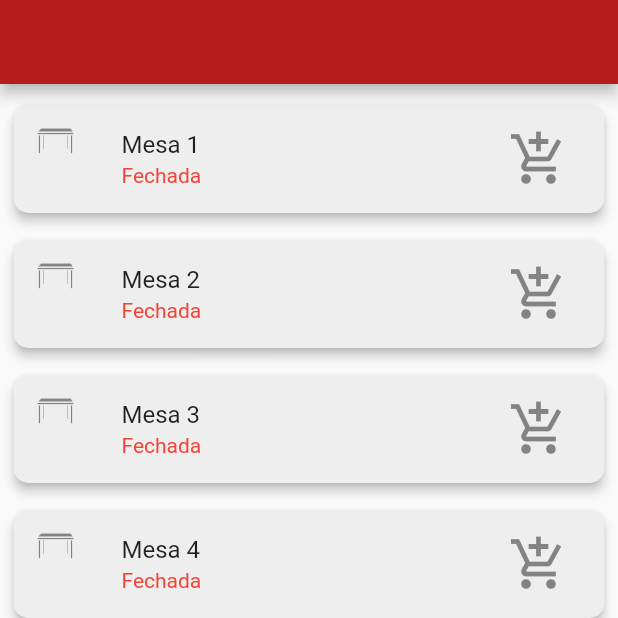
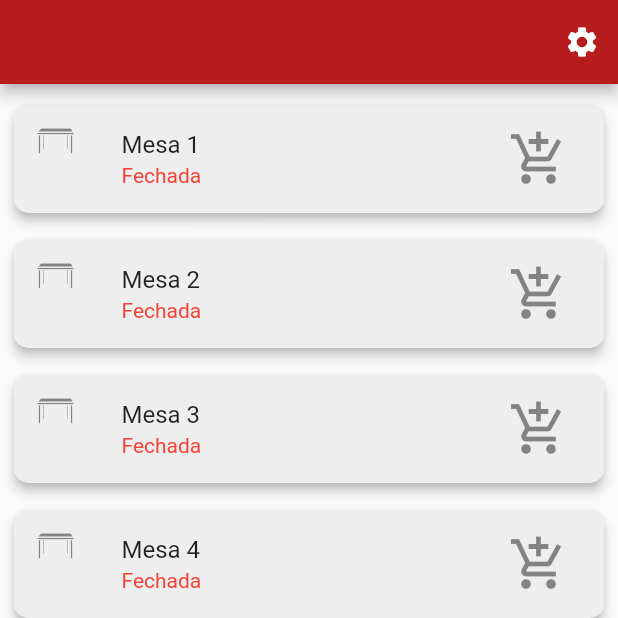
Before and after one commit to GBRielGCLC/TCC-MOBILE, a Flutter app: the screen it shows after launch, on a phone screen of 412 x 824 dp, the top half of it. Run offline on Flutter 3.47's test engine with Material 2 defaults, Android fonts, the phone set to English and light mode, and no system bars; our stand-ins replace sqflite; missing offline and left inert: spinner_input; accounts and stored records are empty.

```diff
--- a/lib/mesa.dart
+++ b/lib/mesa.dart
@@ -1,5 +1,6 @@
 import 'package:flutter/cupertino.dart';
 import 'package:flutter/material.dart';
+import 'package:pizzaria/metodos/BD/database_mesa.dart';
 
 import 'Icons/menu_icons.dart';
 
@@ -18,16 +19,28 @@ class _MesaState extends State<Mesa> {
     }
 
     return new Scaffold(
-      appBar: AppBar(
-        backgroundColor: Colors.red[900],
-      ),
+      appBar: appBar(context),
       body: RefreshIndicator(
         key: refreshKey,
         onRefresh: refreshList,
-        child: buildListView(),
+        child: listaMesas(),
       ),
     );
   }
+}
+
+appBar(context){
+  return AppBar(
+    backgroundColor: Colors.red[900],
+    actions: [
+      IconButton(
+        onPressed: (){
+          dialogQtde(context);
+        },
+        icon: Icon(Icons.settings),
+      )
+    ],
+  );
 }
 
 int pos, nMesa;
@@ -39,12 +52,13 @@ final status = List<String>.generate(5, (i) => 'Fechada');
 final open = List<bool>.generate(5, (i) => true);
 final itens = List<int>.generate(5, (i) => i + 1);
 
-buildListView() {
+listaMesas() {
   for (int i = 0; i < itens.length; i++) {
     if (status[i] == "Fechada") {
       open[i] = false;
       cor[i] = 50;
-    } else {
+    }
+    else {
       open[i] = true;
       cor[i] = 300;
     }
```
Also changed, not shown: lib/metodos/BD/database_mesa.dart (added, +92 -0 lines).
